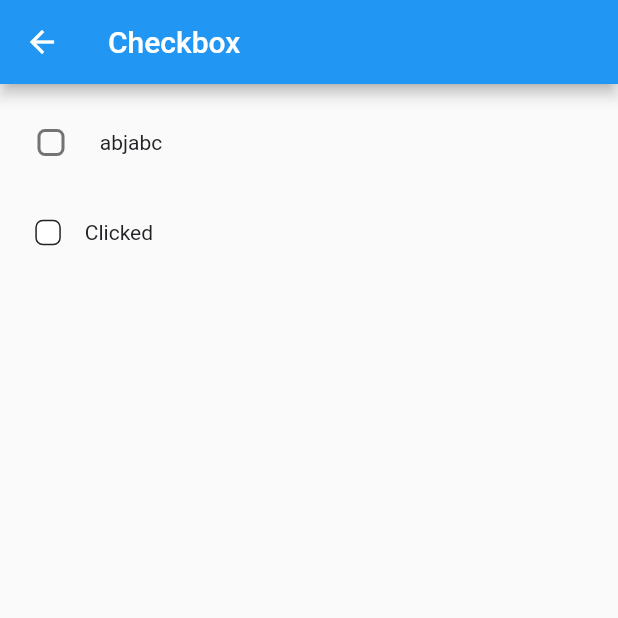
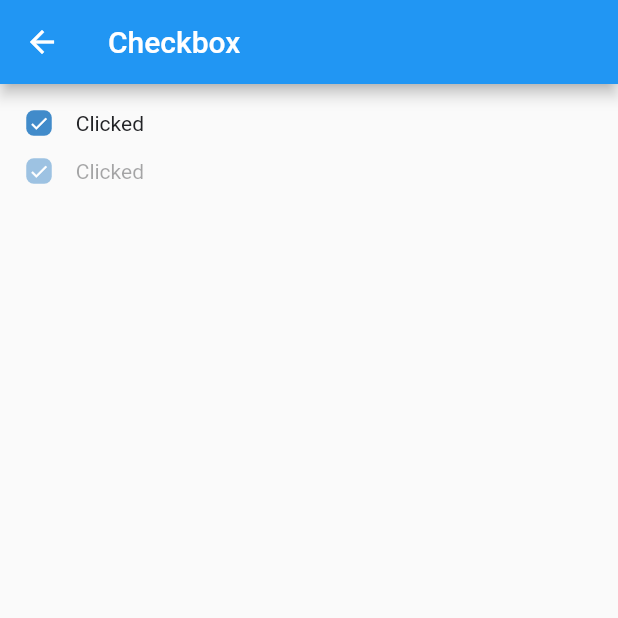
Before and after one commit to aajay-logiciel/ajayjp, a Flutter app: the CheckboxClass screen opened directly, on a phone screen of 412 x 824 dp, the top half of it. Run offline on Flutter 3.47's test engine with Material 2 defaults, Android fonts, the phone set to English and light mode, and no system bars; our stand-ins replace get.

Commit message:
checkbox updated

```diff
--- a/lib/checkbox.dart
+++ b/lib/checkbox.dart
@@ -1,5 +1,4 @@
 import 'package:flutter/material.dart';
-import 'package:jp_ui_kit/CheckBox/jp_checkbox.dart';
 import 'package:jp_ui_kit/jp_ui_kit.dart';
 
 class CheckboxClass extends StatefulWidget {
@@ -10,9 +9,7 @@ class CheckboxClass extends StatefulWidget {
 }
 
 class _CheckboxClassState extends State<CheckboxClass> {
-  bool status = false;
-  bool status1 = false;
-  bool status2 = true;
+
   @override
   Widget build(BuildContext context) {
 
@@ -25,24 +22,14 @@ class _CheckboxClassState extends State<CheckboxClass> {
           padding: EdgeInsets.all(10),
           child: Column(
             children:  const [
-
-              SizedBox(
-                height: 5,
+              JPCheckbox(
+                text: 'Clicked',
+              ),
+              JPCheckbox(
+                text: 'Clicked',
+                disabled: true,
               ),
 
-              JPNCheckbox(
-                text: 'abjabc',
-                isLabelClickable: false,
-              ),
-
-              SizedBox(
-                height: 20,
-              ),
-
-              JPACheckbox(
-                selected: true,
-                text: 'Clicked',
-              ),
 
             ],
           ),
--- a/lib/radiobutton.dart
+++ b/lib/radiobutton.dart
@@ -1,6 +1,7 @@
 import 'package:flutter/material.dart';
 import 'package:jp_ui_kit/JPRadioButton/index.dart';
 import 'package:jp_ui_kit/JPRadioButton/jp_radiobutton.dart';
+import 'package:jp_ui_kit/jp_ui_kit.dart';
 
 class RadiobuttonClass extends StatefulWidget {
   const RadiobuttonClass({Key? key}) : super(key: key);
@@ -27,15 +28,9 @@ class _RadiobuttonClassState extends State<RadiobuttonClass> {
                 height: 5,
               ),
 
-              JPNRadioButton(value: 'a',
-              groupValue: 'a',
-              text: 'adfasdf',),
-              JPNRadioButton(value: 'a',
-                groupValue: 'b',
-                text: 'adfasdf',),
-              JPNRadioButton(value: '',
-                groupValue: 'c',
-                text: 'adfasdf',),
+              JPRadioButton(
+                labels: ['abcdef','abcdef','abcdef'],
+              )
 
 
             ],
--- a/packages/jp_ui_kit/lib/CheckBox/index.dart
+++ b/packages/jp_ui_kit/lib/CheckBox/index.dart
@@ -1,157 +1,164 @@
 import 'package:flutter/material.dart';
 import 'package:jp_ui_kit/CommonFiles/color.dart';
-import 'package:jp_ui_kit/CommonFiles/icon_position.dart';
 import 'package:jp_ui_kit/Text/fontweight.dart';
-import 'package:jp_ui_kit/Text/index.dart';
 import 'package:jp_ui_kit/jp_ui_kit.dart';
 
-class JPNCheckbox extends StatefulWidget {
-  const JPNCheckbox({
-    this.checkBoxValue = false,
-    this.jpPosition = JPPosition.end,
-    this.checkColor = JPColor.white,
-    this.activeColor = JPColor.primary,
+class JPCheckbox extends StatefulWidget {
+  const JPCheckbox(
+      {this.disabled = false,
+      this.isTextClickable = true,
+      this.selected = false,
       this.text,
       this.textSize = JPTextSize.heading4,
       this.textColor = JPColor.black,
       this.fontFamily = JPFontFamily.roboto,
       this.fontWeight = JPFontWeight.regular,
-    this.disabled = false,
-    this.isLabelClickable = true,
-    Key? key,
-  }) : super(key: key);
+      Key? key})
+      : super(key: key);
 
   /// Defines enabled or disabled of a checkbox.
-  final bool disabled;
+  final bool? disabled;
 
-  /// Defines checkbox is clicked or not.
-  final bool checkBoxValue;
+  /// Defines text is clickable or not of a checkbox.
+  final bool? isTextClickable;
 
-  /// Defines text position with respect to checkbox.
-  final JPPosition? jpPosition;
-
-  /// Defines checkColor of a checkbox.
-  final Color? checkColor;
-
-  /// Defines activeColor of a checkbox.
-  final Color? activeColor;
+  /// Defines selection of a checkbox.
+  final bool? selected;
 
   /// Defines text of a checkbox.
   final String? text;
 
-  /// Defines textSize of a checkbox.
+  /// Defines textColor[JPColor.primary] of a checkbox.
+  final Color? textColor;
+
+  /// Defines text fontFamily[JPFontFamily.roboto] of a checkbox.
+  final JPFontFamily? fontFamily;
+
+  /// Defines text fontWeight[JPFontWeight.regular] of a checkbox.
+  final JPFontWeight? fontWeight;
+
+  /// Defines text textSize[JPTextSize.heading4] of a checkbox.
   final JPTextSize? textSize;
 
-  /// Defines textColor of a checkbox.
-  final Color? textColor;
-
-  /// Defines fontFamily of a checkbox.
-  final JPFontFamily? fontFamily;
-
-  /// Defines fontWeight of a checkbox.
-  final JPFontWeight? fontWeight;
-
-  ///Defines label clickable or not of a checkbox.
-  final bool? isLabelClickable;
-
   @override
-  _JPNCheckboxState createState() => _JPNCheckboxState();
+  _JPCheckboxState createState() => _JPCheckboxState();
 }
 
-class _JPNCheckboxState extends State<JPNCheckbox> {
+class _JPCheckboxState extends State<JPCheckbox> {
+  late bool selected;
   late String text;
-  Color? textColor;
-  Color? activeColor;
-  bool? checkBoxValue;
+
+  getOnTab() {
+    return setState(() {
+      selected = !selected;
+    });
+  }
 
   @override
   void initState() {
+    selected = widget.selected!;
     text = widget.text ?? '';
-    checkBoxValue = widget.checkBoxValue;
-    textColor = widget.textColor;
-    activeColor = widget.activeColor;
     super.initState();
   }
 
   @override
   Widget build(BuildContext context) {
-    /// Defines onChanged function of a checkbox.
-    getOnChanged(value) {
-      setState(() {
-        checkBoxValue = value!;
-      });
+    ///Defines border of a checkbox.
+    getBorder() {
+      return Border.all(
+          color:
+              widget.disabled! ? JPColor.black.withOpacity(0.5) : JPColor.black,
+          width: 1);
     }
 
-    /// Defines onTap function of a checkbox.
-    getOnTap() {
-      setState(() {
-        checkBoxValue = !checkBoxValue!;
-      });
-    }
-
-    /// Checkbox Widget of a checkbox
-    Checkbox checkbox = Checkbox(
-      shape: const RoundedRectangleBorder(
-        borderRadius: BorderRadius.all(Radius.circular(5.0)),
-      ),
-      value: checkBoxValue,
-      onChanged: (value) {
-        widget.disabled ? null : getOnChanged(value);
-      },
-      checkColor: widget.checkColor,
-      activeColor:
-          widget.disabled ? activeColor!.withOpacity(0.4) : activeColor,
-    );
-
-    /// Label Widget of a checkbox
-    JPText label = JPText(
+    ///Defines text widget of a checkbox.
+    Widget getText() => JPText(
           text: text,
-      textColor:
-          widget.disabled == false ? textColor : textColor!.withOpacity(0.4),
+          textColor: widget.disabled == false
+              ? widget.textColor
+              : widget.textColor!.withOpacity(0.4),
           textSize: widget.textSize,
           fontWeight: widget.fontWeight,
           fontFamily: widget.fontFamily,
         );
 
-    Widget getContainerData() {
-      List<Widget> rowChildren = <Widget>[
-        checkbox,
+    ///Defines checkbox widget of a checkbox.
+    ///InkWell is used when isTextClickable method of a checkbox.
+    Widget getCheckBox() => InkWell(
+          borderRadius: BorderRadius.circular(50),
+          splashColor: JPColor.primary.withOpacity(0.1),
+          hoverColor: JPColor.primary.withOpacity(0.1),
+          onTap: widget.disabled!
+              ? null
+              : widget.isTextClickable!
+                  ? null
+                  : getOnTab,
+          child: Container(
+            height: 32,
+            width: 32,
+            decoration: BoxDecoration(
+              borderRadius: BorderRadius.circular(50),
+            ),
+            child: Center(
+              child: AnimatedContainer(
+                height: 17.0,
+                width: 17.0,
+                curve: Curves.linear,
+                decoration: BoxDecoration(
+                  borderRadius: BorderRadius.circular(5),
+                  color: selected
+                      ? Colors.white
+                      : widget.disabled!
+                          ? JPColor.primary.withOpacity(0.5)
+                          : JPColor.primary,
+                  border: selected ? getBorder() : null,
+                ),
+                duration: const Duration(milliseconds: 1),
+                child: const Center(
+                    child: Icon(
+                  Icons.check,
+                  color: JPColor.white,
+                  size: 14,
+                )),
+              ),
+            ),
+          ),
+        );
+
+    ///Defines row children widget
+    getRowChildren() {
+      return [
+        getCheckBox(),
         const SizedBox(
           width: 8.5,
         ),
-        label,
-        const SizedBox(
-          width: 8.5,
-        ),
-      ];
-
-      if (widget.jpPosition == JPPosition.start) {
-        rowChildren = <Widget>[
-          label,
-          const SizedBox(
-            width: 8.5,
-          ),
-          checkbox,
+        getText(),
         const SizedBox(
           width: 8.5,
         ),
       ];
     }
 
+    ///Defines Fitted box Widget
+    getFittedBoxData() {
+      if (text == '') {
+        return getCheckBox();
+      }
       return Row(
-        mainAxisAlignment: MainAxisAlignment.center,
-        children: rowChildren,
+        children: getRowChildren(),
       );
     }
 
-    if (text == '') {
-      return Container(
-        child: getContainerData(),
-      );
-    }
     return InkWell(
-      onTap: widget.isLabelClickable == false ? null : getOnTap,
-      child: FittedBox(child: getContainerData()),
+      borderRadius: BorderRadius.circular(50),
+      splashColor: JPColor.primary.withOpacity(0.1),
+      hoverColor: JPColor.primary.withOpacity(0.1),
+      onTap: widget.disabled!
+          ? null
+          : widget.isTextClickable!
+              ? getOnTab
+              : null,
+      child: FittedBox(child: getFittedBoxData()),
     );
   }
 }
--- a/packages/jp_ui_kit/lib/JPRadioButton/index.dart
+++ b/packages/jp_ui_kit/lib/JPRadioButton/index.dart
@@ -56,12 +56,6 @@ class _JPNRadioButtonState extends State<JPNRadioButton> {
       });
     }
 
-    /// Defines onTap function of a checkbox.
-   /* getOnTap() {
-      setState(() {
-        checkBoxValue = !checkBoxValue!;
-      });
-    }*/
 
     /// Checkbox Widget of a checkbox
     Radio radio = Radio(
--- a/packages/jp_ui_kit/lib/JPRadioButton/jp_radiobutton.dart
+++ b/packages/jp_ui_kit/lib/JPRadioButton/jp_radiobutton.dart
@@ -6,6 +6,8 @@ import 'package:jp_ui_kit/Text/index.dart';
 class JPRadioButton extends StatefulWidget {
   /// A list of strings that describes each Radio button. Each label must be distinct.
   final List<String>? labels;
+
+
 
   /// Specifies which Radio button to automatically pick.
   /// Every element must match a label.
@@ -50,10 +52,11 @@ class JPRadioButton extends StatefulWidget {
     this.onChange,
     this.onSelected,
     this.activeColor = JPColor.primary, //defaults to toggleableActiveColor,
-    this.orientation = JPOrientation.vertical,
+    this.orientation = JPOrientation.horizontal,
     this.itemBuilder,
     this.padding = const EdgeInsets.all(0.0),
     this.margin = const EdgeInsets.all(0.0),
+
   }) : super(key: key);
 
   @override
@@ -63,12 +66,14 @@ class JPRadioButton extends StatefulWidget {
 class _JPRadioButtonState extends State<JPRadioButton> {
   String? _selected;
 
+
   @override
   void initState() {
     super.initState();
 
     //set the selected to the picked (if not null)
     _selected = widget.picked ?? "";
+
   }
 
   @override
@@ -112,22 +117,12 @@ class _JPRadioButtonState extends State<JPRadioButton> {
       } else {
         //otherwise, use predefined method of building
 
-        //vertical orientation means Column with Row inside
-        if (widget.orientation == JPOrientation.vertical) {
           content.add(Row(children: <Widget>[
             const SizedBox(width: 12.0),
             rb,
             const SizedBox(width: 12.0),
             t,
           ]));
-        } else {
-          //horizontal orientation means Row with Column inside
-          content.add(Column(children: <Widget>[
-            rb,
-            const SizedBox(width: 12.0),
-            t,
-          ]));
-        }
       }
     }
 
@@ -135,8 +130,8 @@ class _JPRadioButtonState extends State<JPRadioButton> {
       padding: widget.padding,
       margin: widget.margin,
       child: widget.orientation == JPOrientation.vertical
-          ? Column(children: content)
-          : Row(children: content),
+          ? Wrap(children: content)
+          : Wrap(children: content),
     );
   }
 }
```
Lines whose indentation alone changed are shown as unchanged.
